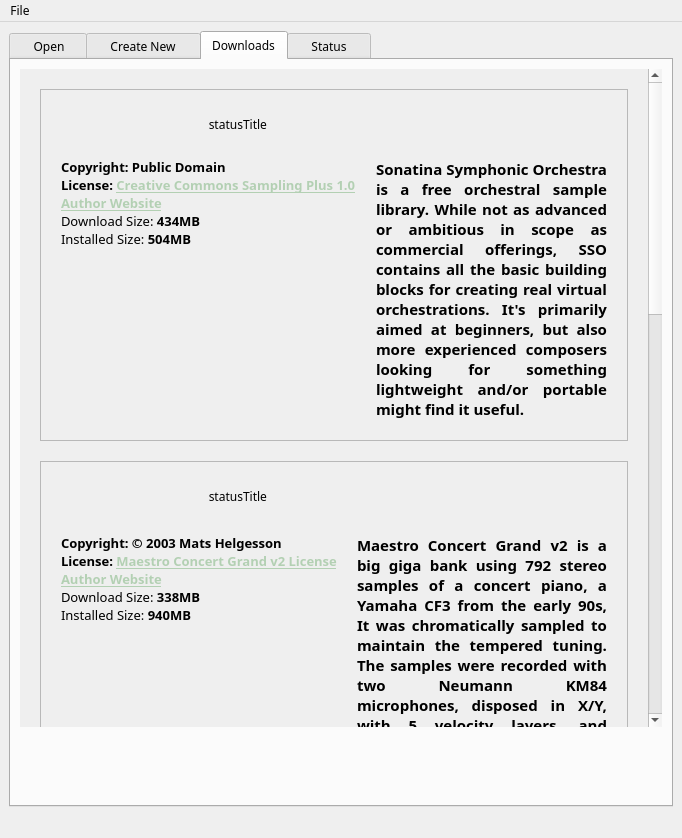
Above: oostudio/OOStudioBase.ui from ccherrett/oom before the change. Below: the same form after it.
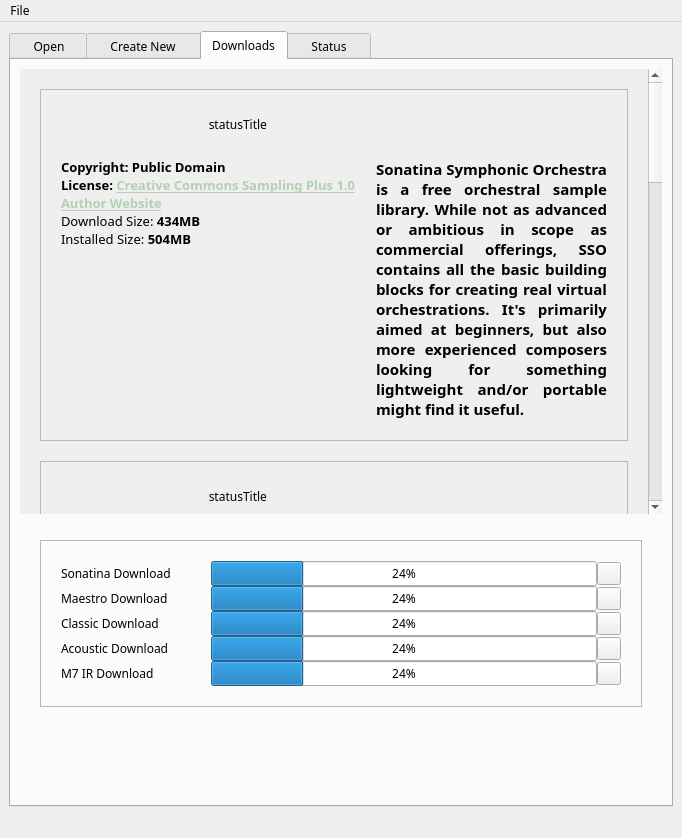
That is the form after the change. The open tabs and pages were chosen to show the change.

Commit message: OOStudio: Downloads tab is not actually downloading the files, what is left is to extract them and put them in place

```diff
--- a/oostudio/OOStudioBase.ui
+++ b/oostudio/OOStudioBase.ui
@@ -1134,9 +1134,9 @@
               <property name="geometry">
                <rect>
                 <x>0</x>
-                <y>-1111</y>
+                <y>-1336</y>
                 <width>636</width>
-                <height>1779</height>
+                <height>1836</height>
                </rect>
               </property>
               <property name="autoFillBackground">
@@ -2181,8 +2181,8 @@
 &lt;p style=&quot; margin-top:0px; margin-bottom:0px; margin-left:0px; margin-right:0px; -qt-block-indent:0; text-indent:0px;&quot;&gt;&lt;span style=&quot; font-weight:600;&quot;&gt;Copyright: Completely FREE&lt;/span&gt;&lt;/p&gt;
 &lt;p style=&quot; margin-top:0px; margin-bottom:0px; margin-left:0px; margin-right:0px; -qt-block-indent:0; text-indent:0px;&quot;&gt;&lt;span style=&quot; font-weight:600;&quot;&gt;License: DonationWare - non-commercial&lt;/span&gt;&lt;/p&gt;
 &lt;p style=&quot; margin-top:0px; margin-bottom:0px; margin-left:0px; margin-right:0px; -qt-block-indent:0; text-indent:0px;&quot;&gt;&lt;a href=&quot;http://www.samplicity.com/bricasti-m7-impulse-responses/&quot;&gt;&lt;span style=&quot; font-weight:600; text-decoration: underline; color:#b3d0b3;&quot;&gt;Author Website&lt;/span&gt;&lt;/a&gt;&lt;/p&gt;
-&lt;p style=&quot; margin-top:0px; margin-bottom:0px; margin-left:0px; margin-right:0px; -qt-block-indent:0; text-indent:0px;&quot;&gt;Download Size: &lt;span style=&quot; font-weight:600;&quot;&gt;248MB&lt;/span&gt;&lt;/p&gt;
-&lt;p style=&quot; margin-top:0px; margin-bottom:0px; margin-left:0px; margin-right:0px; -qt-block-indent:0; text-indent:0px;&quot;&gt;Installed Size: &lt;span style=&quot; font-weight:600;&quot;&gt;268MB&lt;/span&gt;&lt;/p&gt;&lt;/body&gt;&lt;/html&gt;</string>
+&lt;p style=&quot; margin-top:0px; margin-bottom:0px; margin-left:0px; margin-right:0px; -qt-block-indent:0; text-indent:0px;&quot;&gt;Download Size: &lt;span style=&quot; font-weight:600;&quot;&gt;@44.1Khz&lt;/span&gt; &lt;span style=&quot; font-weight:600;&quot;&gt;248MB - @48Khz 270MB&lt;/span&gt;&lt;/p&gt;
+&lt;p style=&quot; margin-top:0px; margin-bottom:0px; margin-left:0px; margin-right:0px; -qt-block-indent:0; text-indent:0px;&quot;&gt;Installed Size: &lt;span style=&quot; font-weight:600;&quot;&gt;@44.1Khz 268MB - @48Khz 291MB&lt;/span&gt;&lt;/p&gt;&lt;/body&gt;&lt;/html&gt;</string>
                         </property>
                         <property name="openExternalLinks">
                          <bool>true</bool>
@@ -2326,6 +2326,279 @@
              </widget>
             </widget>
            </item>
+           <item>
+            <layout class="QVBoxLayout" name="verticalLayout_28">
+             <property name="spacing">
+              <number>0</number>
+             </property>
+             <property name="margin">
+              <number>20</number>
+             </property>
+             <item>
+              <widget class="QFrame" name="m_progressBox">
+               <property name="frameShape">
+                <enum>QFrame::StyledPanel</enum>
+               </property>
+               <property name="frameShadow">
+                <enum>QFrame::Raised</enum>
+               </property>
+               <layout class="QVBoxLayout" name="verticalLayout_27">
+                <property name="spacing">
+                 <number>0</number>
+                </property>
+                <property name="margin">
+                 <number>20</number>
+                </property>
+                <item>
+                 <layout class="QHBoxLayout" name="horizontalLayout_30">
+                  <property name="topMargin">
+                   <number>0</number>
+                  </property>
+                  <item>
+                   <widget class="QLabel" name="label_25">
+                    <property name="sizePolicy">
+                     <sizepolicy hsizetype="Fixed" vsizetype="Preferred">
+                      <horstretch>0</horstretch>
+                      <verstretch>0</verstretch>
+                     </sizepolicy>
+                    </property>
+                    <property name="minimumSize">
+                     <size>
+                      <width>150</width>
+                      <height>0</height>
+                     </size>
+                    </property>
+                    <property name="maximumSize">
+                     <size>
+                      <width>150</width>
+                      <height>16777215</height>
+                     </size>
+                    </property>
+                    <property name="text">
+                     <string>Sonatina Download</string>
+                    </property>
+                    <property name="alignment">
+                     <set>Qt::AlignLeading|Qt::AlignLeft|Qt::AlignVCenter</set>
+                    </property>
+                   </widget>
+                  </item>
+                  <item>
+                   <widget class="QProgressBar" name="m_progressSonatina">
+                    <property name="value">
+                     <number>24</number>
+                    </property>
+                   </widget>
+                  </item>
+                  <item>
+                   <widget class="QToolButton" name="m_btnCancelSonatina">
+                    <property name="text">
+                     <string/>
+                    </property>
+                   </widget>
+                  </item>
+                 </layout>
+                </item>
+                <item>
+                 <layout class="QHBoxLayout" name="horizontalLayout_31">
+                  <property name="topMargin">
+                   <number>0</number>
+                  </property>
+                  <item>
+                   <widget class="QLabel" name="label_26">
+                    <property name="sizePolicy">
+                     <sizepolicy hsizetype="Fixed" vsizetype="Preferred">
+                      <horstretch>0</horstretch>
+                      <verstretch>0</verstretch>
+                     </sizepolicy>
+                    </property>
+                    <property name="minimumSize">
+                     <size>
+                      <width>150</width>
+                      <height>0</height>
+                     </size>
+                    </property>
+                    <property name="maximumSize">
+                     <size>
+                      <width>150</width>
+                      <height>16777215</height>
+                     </size>
+                    </property>
+                    <property name="text">
+                     <string>Maestro Download</string>
+                    </property>
+                    <property name="alignment">
+                     <set>Qt::AlignLeading|Qt::AlignLeft|Qt::AlignVCenter</set>
+                    </property>
+                   </widget>
+                  </item>
+                  <item>
+                   <widget class="QProgressBar" name="m_progressMaestro">
+                    <property name="value">
+                     <number>24</number>
+                    </property>
+                   </widget>
+                  </item>
+                  <item>
+                   <widget class="QToolButton" name="m_btnCancelMaestro">
+                    <property name="text">
+                     <string/>
+                    </property>
+                   </widget>
+                  </item>
+                 </layout>
+                </item>
+                <item>
+                 <layout class="QHBoxLayout" name="horizontalLayout_32">
+                  <property name="topMargin">
+                   <number>0</number>
+                  </property>
+                  <item>
+                   <widget class="QLabel" name="label_27">
+                    <property name="sizePolicy">
+                     <sizepolicy hsizetype="Fixed" vsizetype="Preferred">
+                      <horstretch>0</horstretch>
+                      <verstretch>0</verstretch>
+                     </sizepolicy>
+                    </property>
+                    <property name="minimumSize">
+                     <size>
+                      <width>150</width>
+                      <height>0</height>
+                     </size>
+                    </property>
+                    <property name="maximumSize">
+                     <size>
+                      <width>150</width>
+                      <height>16777215</height>
+                     </size>
+                    </property>
+                    <property name="text">
+                     <string>Classic Download</string>
+                    </property>
+                    <property name="alignment">
+                     <set>Qt::AlignLeading|Qt::AlignLeft|Qt::AlignVCenter</set>
+                    </property>
+                   </widget>
+                  </item>
+                  <item>
+                   <widget class="QProgressBar" name="m_progressClassic">
+                    <property name="value">
+                     <number>24</number>
+                    </property>
+                   </widget>
+                  </item>
+                  <item>
+                   <widget class="QToolButton" name="m_btnCancelClassic">
+                    <property name="text">
+                     <string/>
+                    </property>
+                   </widget>
+                  </item>
+                 </layout>
+                </item>
+                <item>
+                 <layout class="QHBoxLayout" name="horizontalLayout_35">
+                  <property name="topMargin">
+                   <number>0</number>
+                  </property>
+                  <item>
+                   <widget class="QLabel" name="label_30">
+                    <property name="sizePolicy">
+                     <sizepolicy hsizetype="Fixed" vsizetype="Preferred">
+                      <horstretch>0</horstretch>
+                      <verstretch>0</verstretch>
+                     </sizepolicy>
+                    </property>
+                    <property name="minimumSize">
+                     <size>
+                      <width>150</width>
+                      <height>0</height>
+                     </size>
+                    </property>
+                    <property name="maximumSize">
+                     <size>
+                      <width>150</width>
+                      <height>16777215</height>
+                     </size>
+                    </property>
+                    <property name="text">
+                     <string>Acoustic Download</string>
+                    </property>
+                    <property name="alignment">
+                     <set>Qt::AlignLeading|Qt::AlignLeft|Qt::AlignVCenter</set>
+                    </property>
+                   </widget>
+                  </item>
+                  <item>
+                   <widget class="QProgressBar" name="m_progressAcoustic">
+                    <property name="value">
+                     <number>24</number>
+                    </property>
+                   </widget>
+                  </item>
+                  <item>
+                   <widget class="QToolButton" name="m_btnCancelAcoustic">
+                    <property name="text">
+                     <string/>
+                    </property>
+                   </widget>
+                  </item>
+                 </layout>
+                </item>
+                <item>
+                 <layout class="QHBoxLayout" name="horizontalLayout_36">
+                  <property name="topMargin">
+                   <number>0</number>
+                  </property>
+                  <item>
+                   <widget class="QLabel" name="label_31">
+                    <property name="sizePolicy">
+                     <sizepolicy hsizetype="Fixed" vsizetype="Preferred">
+                      <horstretch>0</horstretch>
+                      <verstretch>0</verstretch>
+                     </sizepolicy>
+                    </property>
+                    <property name="minimumSize">
+                     <size>
+                      <width>150</width>
+                      <height>0</height>
+                     </size>
+                    </property>
+                    <property name="maximumSize">
+                     <size>
+                      <width>150</width>
+                      <height>16777215</height>
+                     </size>
+                    </property>
+                    <property name="text">
+                     <string>M7 IR Download</string>
+                    </property>
+                    <property name="alignment">
+                     <set>Qt::AlignLeading|Qt::AlignLeft|Qt::AlignVCenter</set>
+                    </property>
+                   </widget>
+                  </item>
+                  <item>
+                   <widget class="QProgressBar" name="m_progressM7">
+                    <property name="value">
+                     <number>24</number>
+                    </property>
+                   </widget>
+                  </item>
+                  <item>
+                   <widget class="QToolButton" name="m_btnCancelM7">
+                    <property name="text">
+                     <string/>
+                    </property>
+                   </widget>
+                  </item>
+                 </layout>
+                </item>
+               </layout>
+              </widget>
+             </item>
+            </layout>
+           </item>
            <item>
             <layout class="QHBoxLayout" name="m_dloadButtonBox">
              <item>
```
The commit also changes 8 other files.
